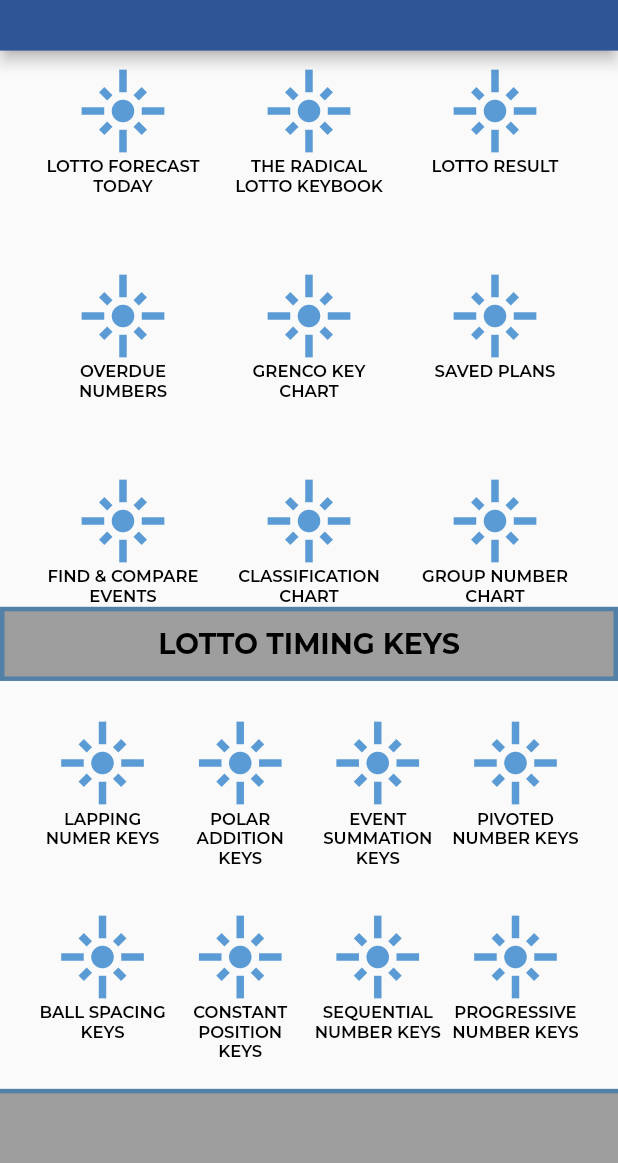
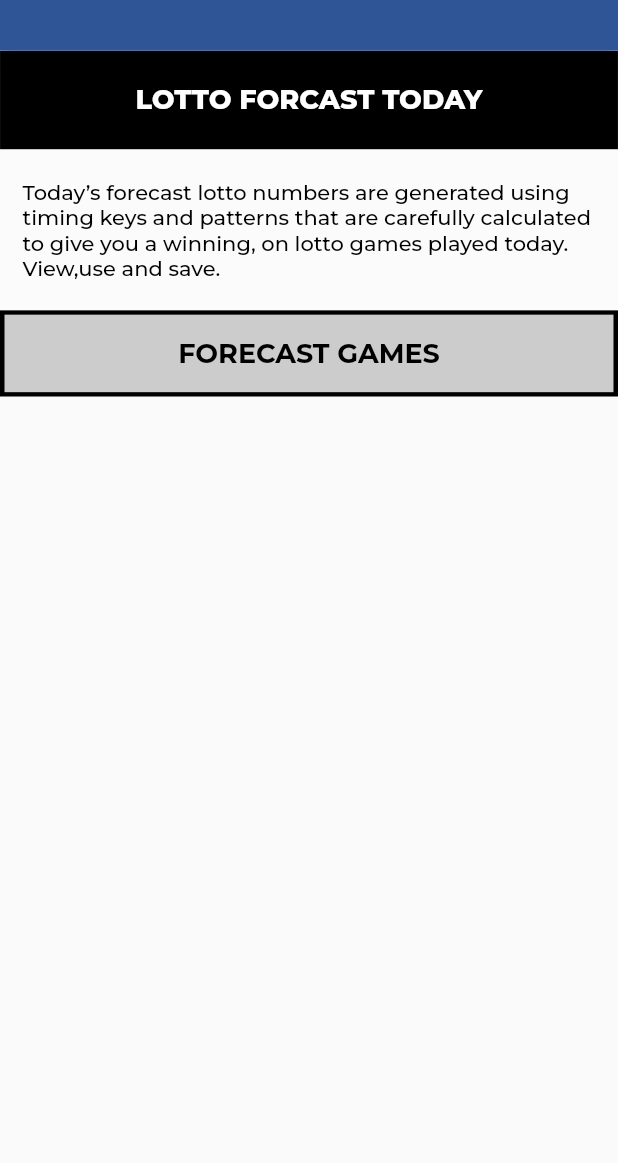
Before and after one commit to zolovio/lotto_grazer, a Flutter app: the HomePageUi screen opened by its route, after a tap on "LOTTO FORECAST TODAY", on a phone screen of 412 x 824 dp, the part 73-1236 px from its top. Run offline on Flutter 3.47's test engine with Material 2 defaults, Android fonts, the light colour scheme and no system bars; our stand-ins replace google_fonts.

Commit message:
forecast today added

```diff
--- a/lib/features/home page/home_ui.dart
+++ b/lib/features/home page/home_ui.dart
@@ -69,7 +69,8 @@ class _HomePageUiState extends State<HomePageUi> {
               itemBuilder: (context, index) {
                 return InkWell(
                   onTap: () {
-                    // Navigator.of(context).pushNamed(RoutesName.products);
+                    Navigator.of(context)
+                        .pushNamed(RoutesName.lottoForecastToday);
                   },
                   child: Column(
                     mainAxisSize: MainAxisSize.max,
@@ -102,14 +103,16 @@ class _HomePageUiState extends State<HomePageUi> {
             title: 'LOTTO TIMING KEYS',
             bgColor: AppColors.greyColor,
             fgColor: AppColors.blackColor,
-            bdColor: AppColors.lightBlueColor,
             bottomRightRadius: 0.0,
             bottomLeftRadius: 0.0,
             topLeftRadius: 0.0,
             topRightRadius: 0.0,
             fontsize: 19.0,
             fontweight: FontWeight.w700,
-            bdwidth: 3.0,
+            border: Border.all(
+              width: 3.0,
+              color: AppColors.lightBlueColor,
+            ),
           ),
           Expanded(
             child: GridView.builder(
--- a/lib/features/language/language_ui.dart
+++ b/lib/features/language/language_ui.dart
@@ -76,7 +76,10 @@ class _LanguageUiState extends State<LanguageUi> {
                                 ? AppColors.darkBlueColor
                                 : AppColors.blueColor,
                             fgColor: AppColors.whiteColor,
-                            bdColor: AppColors.lightBlueColor,
+                            border: Border.all(
+                              width: 2.0,
+                              color: AppColors.lightBlueColor,
+                            ),
                             width: Utils.width(context) * 0.6,
                             height: Utils.height(context) * 0.06,
                             bottomRightRadius: 10.0,
@@ -92,7 +95,10 @@ class _LanguageUiState extends State<LanguageUi> {
                                 ? AppColors.darkBlueColor
                                 : AppColors.blueColor,
                             fgColor: AppColors.whiteColor,
-                            bdColor: AppColors.lightBlueColor,
+                            border: Border.all(
+                              width: 2.0,
+                              color: AppColors.lightBlueColor,
+                            ),
                             width: Utils.width(context) * 0.6,
                             height: Utils.height(context) * 0.06,
                             bottomRightRadius: 10.0,
--- /dev/null
+++ b/lib/features/lotto forecast today/ui/lotto_forecast_today_ui.dart
@@ -0,0 +1,102 @@
+import 'package:flutter/material.dart';
+import 'package:flutter/src/widgets/container.dart';
+import 'package:flutter/src/widgets/framework.dart';
+import 'package:google_fonts/google_fonts.dart';
+import 'package:lotto_grazer/res/colors.dart';
+import 'package:lotto_grazer/res/components/custom_appbar.dart';
+import 'package:lotto_grazer/res/components/custom_container.dart';
+import 'package:lotto_grazer/utils/utils.dart';
+
+class LottoForecastTodayUi extends StatefulWidget {
+  const LottoForecastTodayUi({super.key});
+
+  @override
+  State<LottoForecastTodayUi> createState() => _LottoForecastTodayUiState();
+}
+
+class _LottoForecastTodayUiState extends State<LottoForecastTodayUi> {
+  @override
+  Widget build(BuildContext context) {
+    return Scaffold(
+      appBar: PreferredSize(
+        preferredSize:
+            Size(Utils.width(context) * 1, Utils.height(context) * 0.1),
+        child: const CutomAppBar(),
+      ),
+      body: Column(
+        children: [
+          CustomContainer(
+            width: Utils.width(context) * 1,
+            height: Utils.height(context) * 0.08,
+            title: 'LOTTO FORCAST TODAY',
+            bgColor: AppColors.blackColor,
+            fgColor: AppColors.whiteColor,
+            bottomRightRadius: 0.0,
+            bottomLeftRadius: 0.0,
+            topLeftRadius: 0.0,
+            topRightRadius: 0.0,
+            fontsize: 18.0,
+            fontweight: FontWeight.w800,
+            border: Border.all(
+              width: 0.0,
+              color: AppColors.whiteColor.withOpacity(0.1),
+            ),
+          ),
+          CustomContainer(
+            width: Utils.width(context) * 1,
+            height: Utils.height(context) * 0.13,
+            padding: const EdgeInsets.all(15.0),
+            title:
+                'Today’s forecast lotto numbers are generated using timing keys and patterns that are carefully calculated to give you a winning, on lotto games played today. View,use and save.',
+            bgColor: AppColors.whiteColor.withOpacity(0.1),
+            fgColor: AppColors.blackColor,
+            bottomRightRadius: 0.0,
+            bottomLeftRadius: 0.0,
+            topLeftRadius: 0.0,
+            topRightRadius: 0.0,
+            fontsize: 14.0,
+            fontweight: FontWeight.w500,
+            align: TextAlign.left,
+            border: Border.all(
+              width: 0.0,
+              color: AppColors.whiteColor.withOpacity(0.1),
+            ),
+          ),
+          CustomContainer(
+            width: Utils.width(context) * 1,
+            height: Utils.height(context) * 0.07,
+            padding: const EdgeInsets.all(15.0),
+            title: 'FORECAST GAMES',
+            bgColor: AppColors.greyColor.withOpacity(0.5),
+            fgColor: AppColors.blackColor,
+            // bottomRightRadius: 0.0,
+            // bottomLeftRadius: 0.0,
+            // topLeftRadius: 0.0,
+            // topRightRadius: 0.0,
+            fontsize: 18.0,
+            fontweight: FontWeight.w700,
+            align: TextAlign.center,
+            border: const Border(
+              bottom: BorderSide(
+                color: Colors.black,
+                width: 3.0,
+              ),
+              top: BorderSide(
+                color: Colors.black,
+                width: 3.0,
+              ),
+              left: BorderSide(
+                color: Colors.black,
+                width: 3.0,
+              ),
+              right: BorderSide(
+                color: Colors.black,
+                width: 3.0,
+              ),
+            ),
+          ),
+        ],
+      ),
+    );
+  }
+}
--- a/lib/res/components/custom_button.dart
+++ b/lib/res/components/custom_button.dart
@@ -1,6 +1,7 @@
 import 'package:flutter/material.dart';
 import 'package:google_fonts/google_fonts.dart';
 import 'package:lotto_grazer/res/colors.dart';
+import 'package:lotto_grazer/res/components/custom_text.dart';
 
 class CustomButton extends StatelessWidget {
   String title;
@@ -62,19 +63,25 @@ class CustomButton extends StatelessWidget {
       onPressed: onpress,
       height: btnheight,
       minWidth: btnwidth,
-      child: Text(
-        title.toString(),
-        style: GoogleFonts.montserrat(
-            fontWeight: fontweight,
-            color: fgColor,
-            fontSize: fontsize,
-            wordSpacing: 0,
-            textBaseline: TextBaseline.alphabetic,
-            textStyle: Theme.of(context).textTheme.headline4!.copyWith(
-                decoration: underline
-                    ? TextDecoration.underline
-                    : TextDecoration.none)),
-      ),
+      child: CustomText(
+          title: title.toString(),
+          fontcolor: fgColor,
+          fontweight: fontweight,
+          fontsize: fontsize as double,
+          underline: underline),
+      // Text(
+      //   title.toString(),
+      //   style: GoogleFonts.montserrat(
+      //       fontWeight: fontweight,
+      //       color: fgColor,
+      //       fontSize: fontsize,
+      //       wordSpacing: 0,
+      //       textBaseline: TextBaseline.alphabetic,
+      //       textStyle: Theme.of(context).textTheme.headline4!.copyWith(
+      //           decoration: underline
+      //               ? TextDecoration.underline
+      //               : TextDecoration.none)),
+      // ),
     );
   }
 }
--- a/lib/res/components/custom_container.dart
+++ b/lib/res/components/custom_container.dart
@@ -1,11 +1,12 @@
 import 'package:flutter/material.dart';
 import 'package:google_fonts/google_fonts.dart';
+import 'package:lotto_grazer/res/colors.dart';
+import 'package:lotto_grazer/res/components/custom_text.dart';
 
 class CustomContainer extends StatelessWidget {
   String title;
   Color bgColor;
   Color fgColor;
-  Color bdColor;
   double bottomLeftRadius;
   double topLeftRadius;
   double bottomRightRadius;
@@ -14,13 +15,18 @@ class CustomContainer extends StatelessWidget {
   double? height;
   double? fontsize;
   FontWeight fontweight;
-  double bdwidth;
+  BoxBorder? border = Border.all(
+    width: 2.0,
+    color: AppColors.blackColor,
+  );
+  bool underline;
+  TextAlign align;
+  EdgeInsetsGeometry padding;
   CustomContainer({
     super.key,
     required this.title,
     required this.bgColor,
     required this.fgColor,
-    required this.bdColor,
     this.bottomLeftRadius = 0.0,
     this.bottomRightRadius = 0.0,
     this.topLeftRadius = 0.0,
@@ -29,37 +35,50 @@ class CustomContainer extends StatelessWidget {
     this.width,
     this.fontsize,
     this.fontweight = FontWeight.w600,
-    this.bdwidth = 2.0,
+    this.border,
+    this.underline = false,
+    this.align = TextAlign.left,
+    this.padding = const EdgeInsets.all(0.0),
   });
 
   @override
   Widget build(BuildContext context) {
-    return Container(
-      decoration: BoxDecoration(
-        color: bgColor,
-        border: Border.all(
-          color: bdColor,
-          width: bdwidth,
-        ),
+    return ClipPath(
+      clipper: ShapeBorderClipper(
+          shape: RoundedRectangleBorder(
         borderRadius: BorderRadius.only(
           bottomLeft: Radius.circular(bottomLeftRadius),
           bottomRight: Radius.circular(bottomRightRadius),
           topRight: Radius.circular(topRightRadius),
           topLeft: Radius.circular(topLeftRadius),
         ),
-      ),
-      height: height,
-      width: width,
-      child: Center(
-        child: Text(
-          title.toString(),
-          style: GoogleFonts.montserrat(
-              fontWeight: fontweight,
-              color: fgColor,
-              fontSize: fontsize,
-              wordSpacing: 0,
-              textBaseline: TextBaseline.alphabetic,
-              textStyle: Theme.of(context).textTheme.headline4),
+      )),
+      child: Container(
+        padding: padding,
+        decoration: BoxDecoration(
+          color: bgColor,
+          border: border,
+        ),
+        height: height,
+        width: width,
+        child: Center(
+          child: CustomText(
+              align: align,
+              title: title.toString(),
+              fontcolor: fgColor,
+              fontweight: fontweight,
+              fontsize: fontsize as double,
+              underline: underline),
+          // Text(
+          //   title.toString(),
+          //   style: GoogleFonts.montserrat(
+          //       fontWeight: fontweight,
+          //       color: fgColor,
+          //       fontSize: fontsize,
+          //       wordSpacing: 0,
+          //       textBaseline: TextBaseline.alphabetic,
+          //       textStyle: Theme.of(context).textTheme.headline4),
+          // ),
         ),
       ),
     );
--- /dev/null
+++ b/lib/res/components/custom_text.dart
@@ -0,0 +1,40 @@
+import 'package:flutter/material.dart';
+import 'package:flutter/src/widgets/container.dart';
+import 'package:flutter/src/widgets/framework.dart';
+import 'package:flutter/widgets.dart';
+import 'package:google_fonts/google_fonts.dart';
+
+class CustomText extends StatelessWidget {
+  String title;
+  Color fontcolor;
+  FontWeight fontweight;
+  double fontsize;
+  bool underline;
+  TextAlign align;
+  CustomText({
+    super.key,
+    required this.title,
+    required this.fontcolor,
+    required this.fontweight,
+    required this.fontsize,
+    required this.underline,
+    this.align = TextAlign.left,
+  });
+
+  @override
+  Widget build(BuildContext context) {
+    return Text(
+      title.toString(),
+      textAlign: align,
+      style: GoogleFonts.montserrat(
+          fontWeight: fontweight,
+          color: fontcolor,
+          fontSize: fontsize,
+          textBaseline: TextBaseline.alphabetic,
+          textStyle: Theme.of(context).textTheme.headline4!.copyWith(
+                decoration:
+                    underline ? TextDecoration.underline : TextDecoration.none,
+              )),
+    );
+  }
+}
--- a/lib/utils/routes/routes.dart
+++ b/lib/utils/routes/routes.dart
@@ -3,6 +3,7 @@ import 'package:lotto_grazer/features/auth/ui/auth_ui.dart';
 import 'package:lotto_grazer/features/auth/splash_screen.dart';
 import 'package:lotto_grazer/features/home%20page/home_ui.dart';
 import 'package:lotto_grazer/features/language/language_ui.dart';
+import 'package:lotto_grazer/features/lotto%20forecast%20today/ui/lotto_forecast_today_ui.dart';
 import 'package:lotto_grazer/utils/routes/routes_names.dart';
 
 class Routes {
@@ -27,6 +28,9 @@ class Routes {
       case RoutesName.home:
         return MaterialPageRoute(
             builder: (BuildContext context) => const HomePageUi());
+      case RoutesName.lottoForecastToday:
+        return MaterialPageRoute(
+            builder: (BuildContext context) => const LottoForecastTodayUi());
 
       default:
         return MaterialPageRoute(builder: (_) {
--- a/lib/utils/routes/routes_names.dart
+++ b/lib/utils/routes/routes_names.dart
@@ -8,4 +8,5 @@ class RoutesName {
 
   //home screen routes name
   static const String home = 'home_ui';
+  static const String lottoForecastToday = 'lotto_forecast_today_ui';
 }
```
